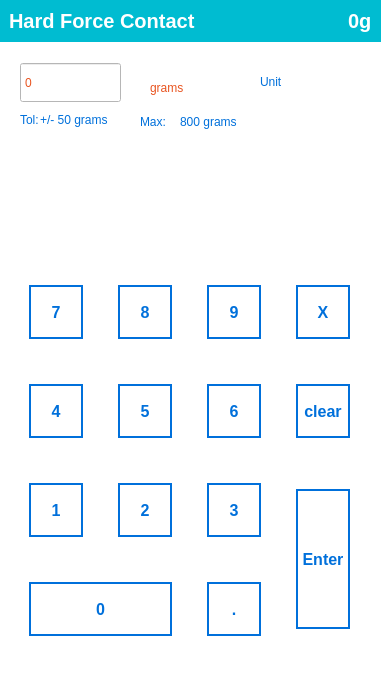
First picture: the form in apps/software/gui/Components/HardForceContactForm.ui, repository lainez12/KS3, before the edit.
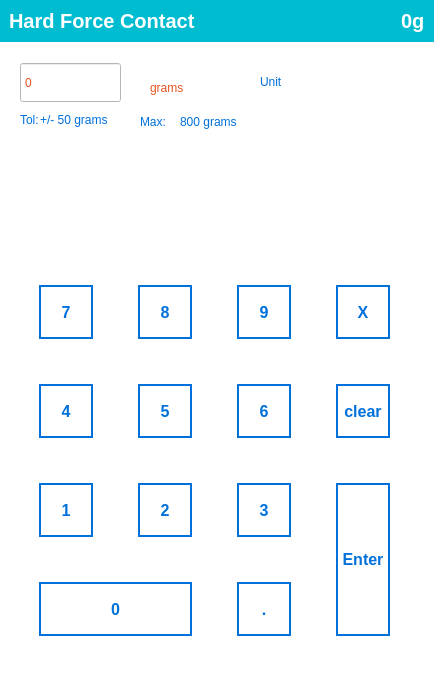
Second picture: the form after the edit. Custom widgets are drawn as their Qt base class.

What changed in the file:
```diff
--- a/apps/software/gui/Components/HardForceContactForm.ui
+++ b/apps/software/gui/Components/HardForceContactForm.ui
@@ -6,7 +6,7 @@
    <rect>
     <x>0</x>
     <y>0</y>
-    <width>381</width>
+    <width>434</width>
     <height>683</height>
    </rect>
   </property>
@@ -18,13 +18,13 @@
   </property>
   <property name="minimumSize">
    <size>
-    <width>381</width>
+    <width>434</width>
     <height>364</height>
    </size>
   </property>
   <property name="maximumSize">
    <size>
-    <width>381</width>
+    <width>434</width>
     <height>16000000</height>
    </size>
   </property>
@@ -288,7 +288,7 @@
          <rect>
           <x>0</x>
           <y>0</y>
-          <width>381</width>
+          <width>431</width>
           <height>431</height>
          </rect>
         </property>
@@ -381,7 +381,7 @@
          <item row="2" column="3" rowspan="2">
           <widget class="QPushButton" name="btnEnter">
            <property name="sizePolicy">
-            <sizepolicy hsizetype="Fixed" vsizetype="Fixed">
+            <sizepolicy hsizetype="Fixed" vsizetype="Maximum">
              <horstretch>0</horstretch>
              <verstretch>0</verstretch>
             </sizepolicy>
@@ -389,7 +389,7 @@
            <property name="maximumSize">
             <size>
              <width>16777215</width>
-             <height>140</height>
+             <height>300</height>
             </size>
            </property>
            <property name="focusPolicy">
```
